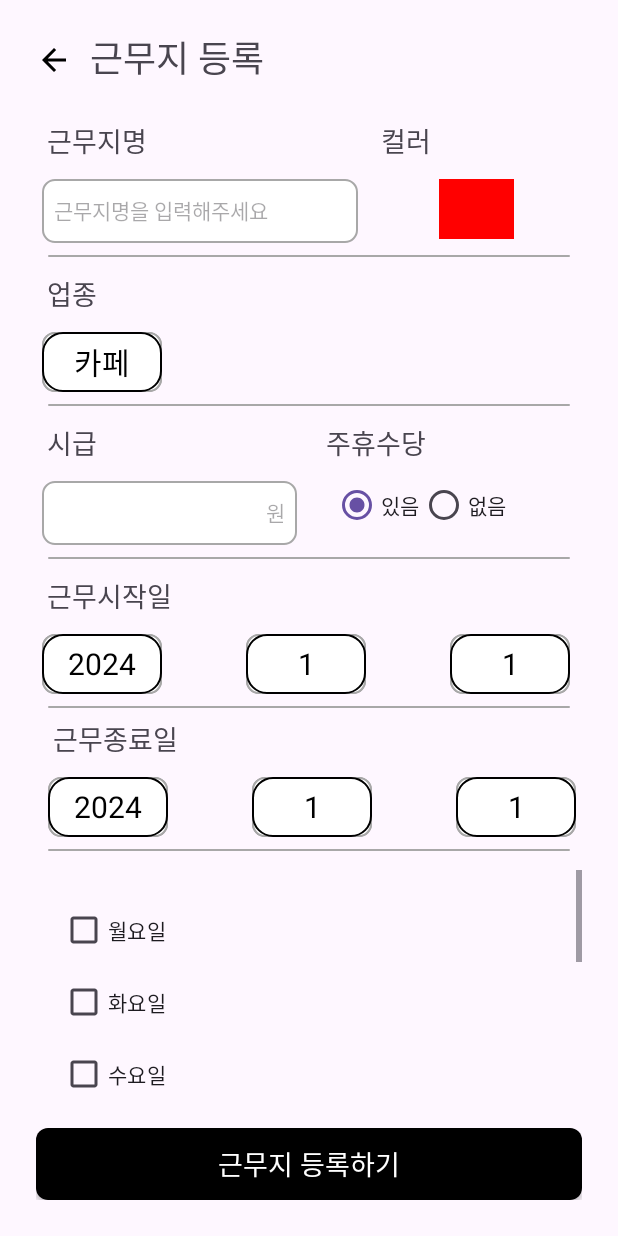
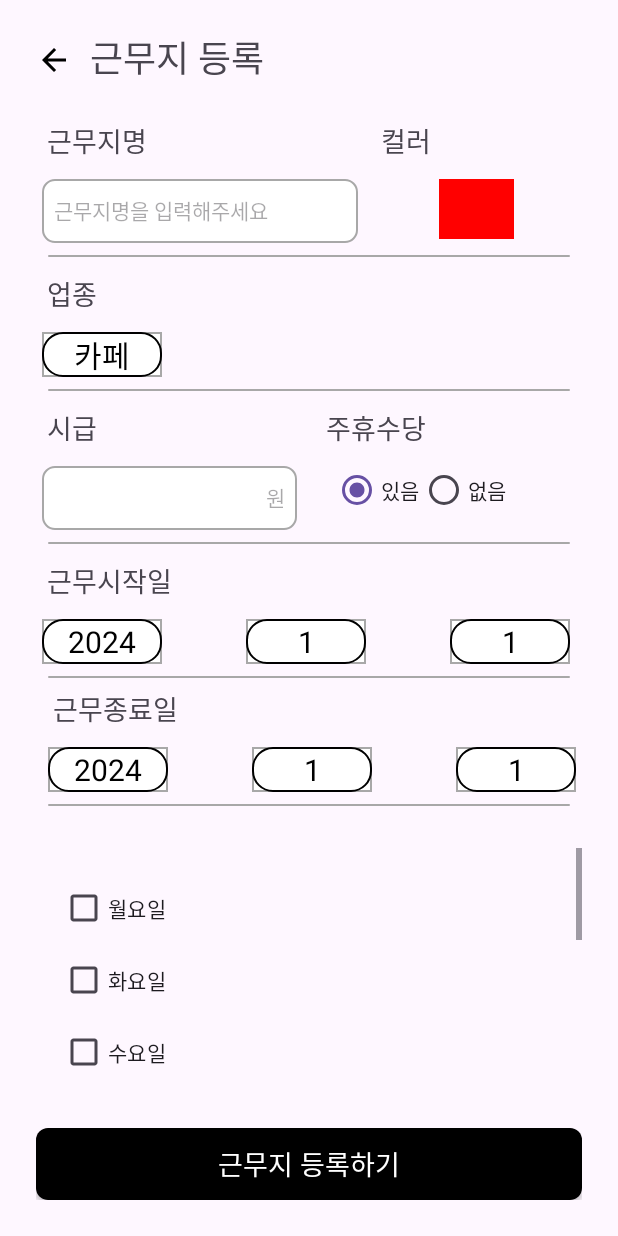
Before and after one commit to TTangho-Lee/Haedal-Hackathon, an Android app: the WorkPlaceRegisterActivity screen opened directly, with no data from a screen before it, on a phone screen of 412 x 824 dp. Run offline under Robolectric (Android 15) with nearby library versions, the phone set to English and light mode, and no system bars; our stand-ins replace Room's generated code.

Commit message:
스피너 수정, 이력서 다이얼로그 생성 중

```diff
--- /dev/null
+++ b/app/src/main/res/drawable/background_spinner.xml
@@ -0,0 +1,12 @@
+<?xml version="1.0" encoding="utf-8"?>
+<shape xmlns:android="http://schemas.android.com/apk/res/android"
+    android:shape="rectangle">
+
+    <!-- 배경 색상 -->
+    <solid android:color="#FFFFFF" />
+
+    <!-- 테두리 색상과 두께 설정 -->
+    <stroke
+        android:width="1dp"
+        android:color="#a8a8a8" /> <!-- 원하는 색상으로 변경 -->
+</shape>
--- /dev/null
+++ b/app/src/main/res/drawable/sign_back.xml
@@ -0,0 +1,5 @@
+<vector xmlns:android="http://schemas.android.com/apk/res/android" android:height="20dp" android:viewportHeight="31.112" android:viewportWidth="31.112" android:width="20dp">
+
+    <path android:fillColor="#000000" android:pathData="M31.112,1.414l-1.414,-1.414l-14.142,14.142l-14.142,-14.142l-1.414,1.414l14.142,14.142l-14.142,14.142l1.414,1.414l14.142,-14.142l14.142,14.142l1.414,-1.414l-14.142,-14.142z"/>
+
+</vector>
--- a/app/src/main/res/layout/activity_resume.xml
+++ b/app/src/main/res/layout/activity_resume.xml
@@ -1,5 +1,6 @@
 <?xml version="1.0" encoding="utf-8"?>
-<androidx.constraintlayout.widget.ConstraintLayout xmlns:android="http://schemas.android.com/apk/res/android"
+<androidx.constraintlayout.widget.ConstraintLayout
+    xmlns:android="http://schemas.android.com/apk/res/android"
     xmlns:app="http://schemas.android.com/apk/res-auto"
     xmlns:tools="http://schemas.android.com/tools"
     android:id="@+id/main"
--- a/app/src/main/res/layout/spinner_item.xml
+++ b/app/src/main/res/layout/spinner_item.xml
@@ -4,16 +4,15 @@
     xmlns:tools="http://schemas.android.com/tools"
     android:layout_width="wrap_content"
     android:layout_height="wrap_content"
-    android:background="@drawable/background_et">
+    android:background="@drawable/background_spinner">
 
     <TextView
         android:id="@+id/text"
         android:layout_width="80dp"
-        android:layout_height="40dp"
+        android:layout_height="30dp"
         android:text=""
         android:gravity="center"
         android:textSize="20sp"
-        android:background="@drawable/background_et"
         android:textColor="#000000"
         tools:ignore="MissingConstraints" />
 
```
Also changed, not shown: app/src/main/res/layout/dialog_user_info.xml (added, +58 -0 lines).
